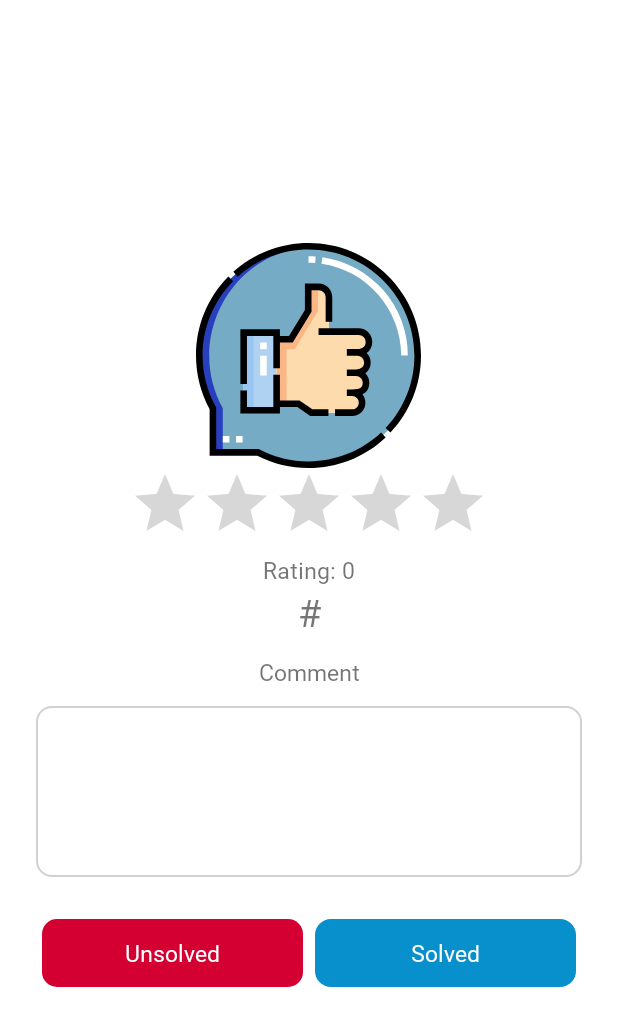
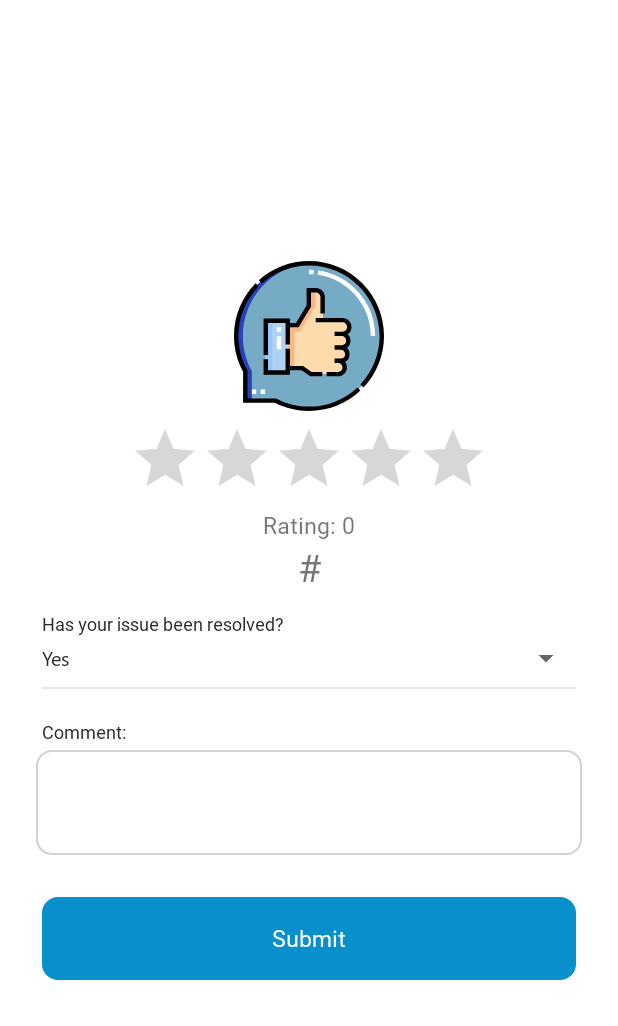
Before and after one commit to rianhendri/smartcarecenter_2022, an Android app: the RatingStar screen opened directly, with no data from a screen before it, on a phone screen of 412 x 824 dp. Shown: the top 1026 px of the screen. Run offline under Robolectric (Android 15) with nearby library versions, the phone set to English and light mode, and no system bars; Roboto replaces fonts that are not available here.

Commit message:
Update fix notification

```diff
--- a/app/src/main/java/com/smartcarecenter/RatingStar.java
+++ b/app/src/main/java/com/smartcarecenter/RatingStar.java
@@ -12,9 +12,12 @@ import android.net.NetworkInfo;
 import android.os.Build;
 import android.os.Bundle;
 import android.view.View;
+import android.widget.AdapterView;
+import android.widget.ArrayAdapter;
 import android.widget.EditText;
 import android.widget.LinearLayout;
 import android.widget.RatingBar;
+import android.widget.Spinner;
 import android.widget.TextView;
 import android.widget.Toast;
 
@@ -45,6 +48,7 @@ public class RatingStar extends AppCompatActivity {
     String noticket = "";
     int ratvalue = 0;
     String sesionid_new = "";
+    Spinner msn;
     @Override
     protected void onCreate(Bundle savedInstanceState) {
         super.onCreate(savedInstanceState);
@@ -55,7 +59,14 @@ public class RatingStar extends AppCompatActivity {
         mnoticket = (TextView)findViewById(R.id.noticket);
         mcomment = (EditText)findViewById(R.id.comment);
         mratingstar = (RatingBar)findViewById(R.id.ratingstar);
-
+        msn = findViewById(R.id.snrat);
+        String[] arraySpinner = new String[]{
+                getString(R.string.title_yes), getString(R.string.title_no)
+        };
+        ArrayAdapter arrayAdapter = new ArrayAdapter(this, R.layout.spinstatus_layout, arraySpinner);
+        arrayAdapter.setDropDownViewResource(R.layout.spinkategori);
+        arrayAdapter.notifyDataSetChanged();
+        msn.setAdapter(arrayAdapter);
         Bundle extras = this.getIntent().getExtras();
         if (extras != null) {
             noreq = extras.getString("id");
@@ -70,6 +81,24 @@ public class RatingStar extends AppCompatActivity {
         }else {
 
         }
+        msn.setOnItemSelectedListener(new AdapterView.OnItemSelectedListener() {
+            @Override
+            public void onItemSelected(AdapterView<?> parent, View view, int position, long id) {
+                if (position==1){
+                    approve = false;
+//                    Toast.makeText(RatingStar.this, "false",Toast.LENGTH_LONG).show();
+                }else {
+                    approve = true;
+//                    Toast.makeText(RatingStar.this, "true",Toast.LENGTH_LONG).show();
+
+                }
+            }
+
+            @Override
+            public void onNothingSelected(AdapterView<?> parent) {
+
+            }
+        });
         mnoticket.setText("#"+noreq);
         mratingstar.setOnRatingBarChangeListener(new RatingBar.OnRatingBarChangeListener() {
             @Override
@@ -93,23 +122,23 @@ public class RatingStar extends AppCompatActivity {
                 }
             }
         });
-        munsolved.setOnClickListener(new View.OnClickListener() {
-            @Override
-            public void onClick(View view) {
-                cekInternet();
-                if (ratvalue == 0) {
-                    Toast.makeText(RatingStar.this, getString(R.string.title_require_rate), Toast.LENGTH_SHORT).show();
-
-                }else {
-                    approve = true;
-                    if (internet) {
-                        sendRate();
-                    }
-                }
-
-
-            }
-        });
+//        munsolved.setOnClickListener(new View.OnClickListener() {
+//            @Override
+//            public void onClick(View view) {
+//                cekInternet();
+//                if (ratvalue == 0) {
+//                    Toast.makeText(RatingStar.this, getString(R.string.title_require_rate), Toast.LENGTH_SHORT).show();
+//
+//                }else {
+//                    approve = true;
+//                    if (internet) {
+//                        sendRate();
+//                    }
+//                }
+//
+//
+//            }
+//        });
     }
     public void sendRate(){
         loading = ProgressDialog.show(RatingStar.this, "", getString(R.string.title_loading), true);
--- a/app/src/main/res/layout/activity_add_request.xml
+++ b/app/src/main/res/layout/activity_add_request.xml
@@ -290,7 +290,10 @@
                         android:inputType="textMultiLine"
                         android:lines="6"
                         android:overScrollMode="always"
-                        android:padding="4dp"
+                        android:paddingTop="8dp"
+                        android:paddingLeft="10dp"
+                        android:paddingRight="10dp"
+                        android:paddingBottom="8dp"
                         android:scrollHorizontally="false"
                         android:scrollbarStyle="insideInset"
                         android:scrollbars="vertical"
--- a/app/src/main/res/layout/activity_details_form.xml
+++ b/app/src/main/res/layout/activity_details_form.xml
@@ -260,11 +260,11 @@
                         android:inputType="textMultiLine"
                         android:lines="6"
                         android:overScrollMode="always"
-                        android:padding="4dp"
+                        android:padding="8dp"
                         android:scrollHorizontally="false"
                         android:scrollbarStyle="insideInset"
                         android:scrollbars="vertical"
-                        android:text="-"
+                        android:text="asdasdasdasdsad"
                         android:textAppearance="?android:attr/textAppearanceMedium"
                         android:textColor="@color/black"
                         android:textSize="13sp" />
--- a/app/src/main/res/layout/activity_rating_star.xml
+++ b/app/src/main/res/layout/activity_rating_star.xml
@@ -27,9 +27,10 @@
                 android:orientation="vertical" >
 
                 <ImageView
-                    android:layout_width="150dp"
-                    android:layout_height="150dp"
-                    android:src="@drawable/ic_like" />
+                    android:layout_width="100dp"
+                    android:layout_height="100dp"
+                    android:src="@drawable/ic_like"
+                    android:layout_margin="8dp"/>
 
                 <androidx.appcompat.widget.AppCompatRatingBar
                     android:id="@+id/ratingstar"
@@ -63,35 +64,75 @@
                     android:layout_height="wrap_content"
                     android:fontFamily="@font/segoeuib"
                     android:gravity="center"
-                    android:text="#SCJ212"
+                    android:text="-"
                     android:textSize="25dp" />
 
-                <TextView
-                    android:layout_width="match_parent"
-                    android:layout_height="wrap_content"
-                    android:layout_marginTop="12dp"
-                    android:fontFamily="@font/seguisb"
-                    android:gravity="center"
-                    android:text="@string/title_comment"
-                    android:textSize="15dp" />
+
 
                 <LinearLayout
                     android:layout_width="match_parent"
                     android:layout_height="wrap_content"
                     android:layout_marginTop="12dp"
                     android:orientation="vertical" >
+                    <LinearLayout
+                        android:layout_width="match_parent"
+                        android:layout_height="wrap_content"
+                        android:orientation="vertical" >
+
+                        <TextView
+                            android:layout_width="match_parent"
+                            android:layout_height="wrap_content"
+                            android:fontFamily="@font/seguisb"
+                            android:paddingLeft="4dp"
+                            android:text="@string/title_ratingissue"
+                            android:textColor="@color/black"
+                            android:textSize="12sp" />
+
+                        <Spinner
+                            android:id="@+id/snrat"
+                            android:layout_width="match_parent"
+                            android:layout_height="30dp"
+                            android:enabled="false"
+                            android:fontFamily="@font/segoeui"
+                            android:paddingLeft="4dp"
+                            android:text="Lorem Ipsum"
+                            android:padding="4dp"
+                            android:gravity="center_vertical"
+                            android:textColor="@color/black"
+                            android:textSize="13sp" />
+
+                        <View
+                            android:layout_width="match_parent"
+                            android:layout_height="1dp"
+                            android:layout_margin="4dp"
+                            android:background="@color/softgrey" />
+                    </LinearLayout>
+
+
+                    <TextView
+                        android:layout_width="match_parent"
+                        android:layout_height="wrap_content"
+                        android:layout_marginTop="12dp"
+                        android:fontFamily="@font/seguisb"
+                        android:gravity="start"
+                        android:padding="4dp"
+                        android:textColor="@color/black"
+                        android:text="@string/title_comment"
+                        android:textSize="12dp" />
 
                     <EditText
                         android:id="@+id/comment"
                         android:layout_width="match_parent"
-                        android:layout_height="wrap_content"
+                        android:layout_height="70dp"
                         android:background="@drawable/bgwhite_cornerblack"
                         android:fontFamily="@font/segoeui"
                         android:gravity="top|left"
                         android:inputType="textMultiLine"
                         android:lines="6"
+
                         android:overScrollMode="always"
-                        android:padding="4dp"
+                        android:padding="8dp"
+                        android:maxLines="2"
                         android:scrollHorizontally="false"
                         android:scrollbarStyle="insideInset"
                         android:scrollbars="vertical"
@@ -106,6 +147,7 @@
                     android:orientation="horizontal" >
 
                     <LinearLayout
+                        android:visibility="gone"
                         android:id="@+id/unsolved"
                         android:layout_width="0dp"
                         android:layout_height="45dp"
@@ -115,6 +157,7 @@
                         android:orientation="horizontal" >
 
                         <TextView
+
                             android:layout_width="match_parent"
                             android:layout_height="match_parent"
                             android:fontFamily="@font/seguisb"
@@ -127,7 +170,7 @@
                     <LinearLayout
                         android:id="@+id/solved"
                         android:layout_width="0dp"
-                        android:layout_height="45dp"
+                        android:layout_height="55dp"
                         android:layout_margin="4dp"
                         android:layout_weight="1"
                         android:background="@drawable/bg_cornerblue"
@@ -138,7 +181,7 @@
                             android:layout_height="match_parent"
                             android:fontFamily="@font/seguisb"
                             android:gravity="center"
-                            android:text="Solved"
+                            android:text="@string/title_submit"
                             android:textColor="@color/dwhite"
                             android:textSize="15sp" />
                     </LinearLayout>
--- a/app/src/main/res/values/strings.xml
+++ b/app/src/main/res/values/strings.xml
@@ -40,7 +40,7 @@
     <string name="title_location">Location</string>
     <string name="title_confirm">Confirmation</string>
     <string name="title_contactCS">Chat With Support</string>
-    <string name="title_comment">Comment</string>
+    <string name="title_comment">Comment:</string>
     <string name="title_require_rate">Rating is require</string>
     <string name="title_tanyacs">I want to ask about the Request Form:</string>
     <string name="title_uploadphoto">Upload Photo</string>
@@ -122,4 +122,5 @@
     <string name="title_excpetation">Failed to connect the server. Please check your internet connection.</string>
     <string name="title_User">User</string>
     <string name="title_exit">Click one more time to exit</string>
+    <string name="title_ratingissue">Has your issue been resolved?</string>
 </resources>
```
Also changed, not shown: 2 other files.
